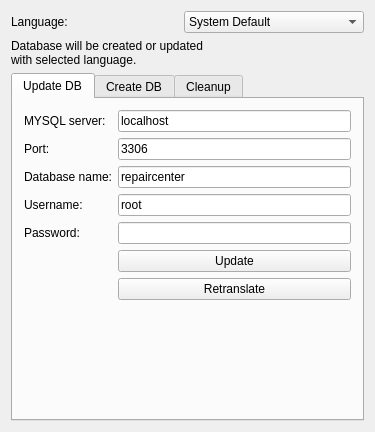
This is DBTool/mainwindow.ui in Feo-d-oR/YARC as Qt 5 draws it before an edit. The edited form follows.
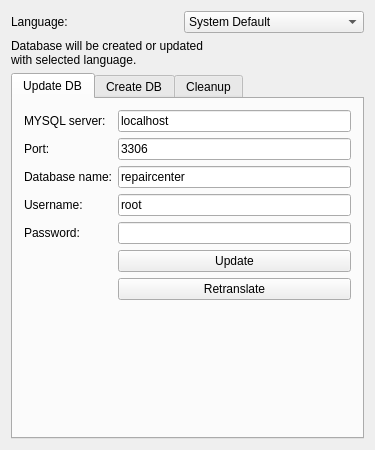
This is the edited form. Icons and pictures are not drawn.

What changed in the file:
```diff
--- a/DBTool/mainwindow.ui
+++ b/DBTool/mainwindow.ui
@@ -7,7 +7,7 @@
     <x>0</x>
     <y>0</y>
     <width>375</width>
-    <height>432</height>
+    <height>450</height>
    </rect>
   </property>
   <property name="windowTitle">
```
Left out of the diff: 5 changed lines with no effect on the pictures.
